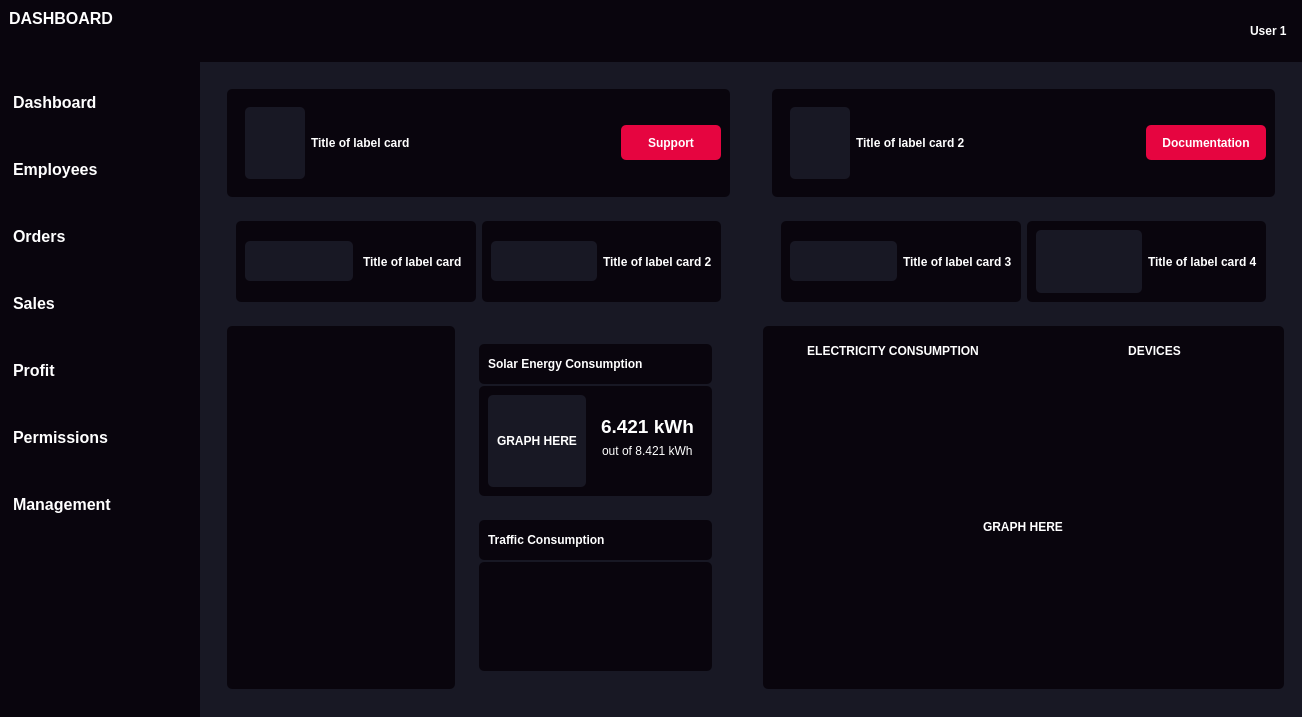
Qt form dashboard.ui (amgartendev/InsightFlow-Manager) before a commit.
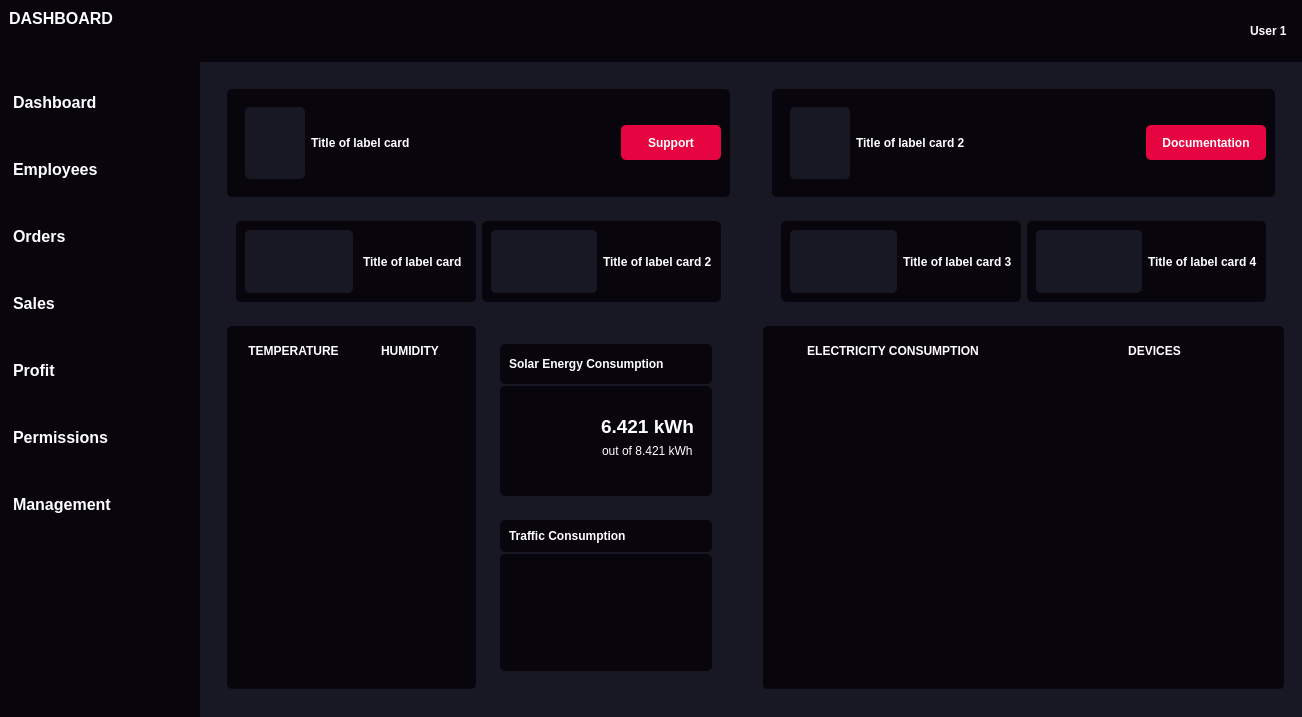
The same form after that commit. Icons and pictures are not drawn.

Commit message: plot graphs

The edit to the form file:
```diff
--- a/dashboard.ui
+++ b/dashboard.ui
@@ -653,6 +653,12 @@
          <layout class="QHBoxLayout" name="horizontalLayout_3">
           <item>
            <widget class="QFrame" name="information_group_1">
+            <property name="sizePolicy">
+             <sizepolicy hsizetype="Expanding" vsizetype="Preferred">
+              <horstretch>0</horstretch>
+              <verstretch>0</verstretch>
+             </sizepolicy>
+            </property>
             <property name="styleSheet">
              <string notr="true">/*background-color: white;*/</string>
             </property>
@@ -845,7 +851,7 @@
                          <enum>QFrame::Raised</enum>
                         </property>
                         <layout class="QHBoxLayout" name="horizontalLayout_19">
-                         <item alignment="Qt::AlignVCenter">
+                         <item>
                           <widget class="QLabel" name="icon_secondary_card_left_1">
                            <property name="minimumSize">
                             <size>
@@ -928,7 +934,7 @@
                          <enum>QFrame::Raised</enum>
                         </property>
                         <layout class="QHBoxLayout" name="horizontalLayout_20">
-                         <item alignment="Qt::AlignVCenter">
+                         <item>
                           <widget class="QLabel" name="icon_secondary_card_right_1">
                            <property name="minimumSize">
                             <size>
@@ -1012,6 +1018,18 @@
                 </property>
                 <item>
                  <widget class="QFrame" name="main_graph_frame_1">
+                  <property name="sizePolicy">
+                   <sizepolicy hsizetype="Preferred" vsizetype="Preferred">
+                    <horstretch>0</horstretch>
+                    <verstretch>0</verstretch>
+                   </sizepolicy>
+                  </property>
+                  <property name="minimumSize">
+                   <size>
+                    <width>230</width>
+                    <height>0</height>
+                   </size>
+                  </property>
                   <property name="styleSheet">
                    <string notr="true">background-color: rgb(9, 5, 13);
 border-radius: 5px;</string>
@@ -1029,6 +1047,81 @@
                    <property name="bottomMargin">
                     <number>9</number>
                    </property>
+                   <item alignment="Qt::AlignTop">
+                    <widget class="QFrame" name="tab_container_1">
+                     <property name="frameShape">
+                      <enum>QFrame::StyledPanel</enum>
+                     </property>
+                     <property name="frameShadow">
+                      <enum>QFrame::Raised</enum>
+                     </property>
+                     <layout class="QHBoxLayout" name="horizontalLayout_23">
+                      <property name="leftMargin">
+                       <number>2</number>
+                      </property>
+                      <property name="rightMargin">
+                       <number>2</number>
+                      </property>
+                      <item>
+                       <widget class="QPushButton" name="button_temperature">
+                        <property name="font">
+                         <font>
+                          <bold>true</bold>
+                         </font>
+                        </property>
+                        <property name="text">
+                         <string>TEMPERATURE</string>
+                        </property>
+                       </widget>
+                      </item>
+                      <item>
+                       <widget class="QPushButton" name="button_humidity">
+                        <property name="font">
+                         <font>
+                          <bold>true</bold>
+                         </font>
+                        </property>
+                        <property name="text">
+                         <string>HUMIDITY</string>
+                        </property>
+                       </widget>
+                      </item>
+                     </layout>
+                    </widget>
+                   </item>
+                   <item>
+                    <widget class="QFrame" name="alternative_graph_frame_1">
+                     <property name="sizePolicy">
+                      <sizepolicy hsizetype="Minimum" vsizetype="Expanding">
+                       <horstretch>0</horstretch>
+                       <verstretch>0</verstretch>
+                      </sizepolicy>
+                     </property>
+                     <property name="frameShape">
+                      <enum>QFrame::StyledPanel</enum>
+                     </property>
+                     <property name="frameShadow">
+                      <enum>QFrame::Raised</enum>
+                     </property>
+                     <layout class="QVBoxLayout" name="verticalLayout_6">
+                      <property name="spacing">
+                       <number>0</number>
+                      </property>
+                      <property name="leftMargin">
+                       <number>6</number>
+                      </property>
+                      <property name="topMargin">
+                       <number>0</number>
+                      </property>
+                      <property name="rightMargin">
+                       <number>6</number>
+                      </property>
+                      <property name="bottomMargin">
+                       <number>6</number>
+                      </property>
+                     </layout>
+                    </widget>
+                   </item>
                   </layout>
                  </widget>
                 </item>
@@ -1046,6 +1139,12 @@
                   <layout class="QVBoxLayout" name="verticalLayout_11">
                    <item>
                     <widget class="QFrame" name="solar_energy_consumption_content">
+                     <property name="sizePolicy">
+                      <sizepolicy hsizetype="Preferred" vsizetype="Expanding">
+                       <horstretch>0</horstretch>
+                       <verstretch>0</verstretch>
+                      </sizepolicy>
+                     </property>
                      <property name="styleSheet">
                       <string notr="true"/>
                      </property>
@@ -1109,7 +1208,7 @@
                          <item>
                           <widget class="QFrame" name="solar_energy_consumption_graph_frame">
                            <property name="styleSheet">
-                            <string notr="true">background-color: rgb(24, 24, 36);</string>
+                            <string notr="true"/>
                            </property>
                            <property name="frameShape">
                             <enum>QFrame::StyledPanel</enum>
@@ -1117,20 +1216,7 @@
                            <property name="frameShadow">
                             <enum>QFrame::Raised</enum>
                            </property>
-                           <layout class="QVBoxLayout" name="verticalLayout_22">
-                            <item alignment="Qt::AlignHCenter">
-                             <widget class="QLabel" name="label_solar_energy_consumption_graph">
-                              <property name="font">
-                               <font>
-                                <bold>true</bold>
-                               </font>
-                              </property>
-                              <property name="text">
-                               <string>GRAPH HERE</string>
-                              </property>
-                             </widget>
-                            </item>
-                           </layout>
+                           <layout class="QVBoxLayout" name="verticalLayout_22"/>
                           </widget>
                          </item>
                          <item>
@@ -1231,6 +1317,12 @@
                       </item>
                       <item>
                        <widget class="QFrame" name="traffic_graph_content">
+                        <property name="sizePolicy">
+                         <sizepolicy hsizetype="Preferred" vsizetype="Expanding">
+                          <horstretch>0</horstretch>
+                          <verstretch>0</verstretch>
+                         </sizepolicy>
+                        </property>
                         <property name="styleSheet">
                          <string notr="true">background-color: rgb(9, 5, 13);
 border-radius: 5px;</string>
@@ -1241,6 +1333,23 @@
                         <property name="frameShadow">
                          <enum>QFrame::Raised</enum>
                         </property>
+                        <layout class="QVBoxLayout" name="verticalLayout_5">
+                         <property name="spacing">
+                          <number>0</number>
+                         </property>
+                         <property name="leftMargin">
+                          <number>6</number>
+                         </property>
+                         <property name="topMargin">
+                          <number>0</number>
+                         </property>
+                         <property name="rightMargin">
+                          <number>6</number>
+                         </property>
+                         <property name="bottomMargin">
+                          <number>6</number>
+                         </property>
+                        </layout>
                        </widget>
                       </item>
                      </layout>
@@ -1257,6 +1366,12 @@
           </item>
           <item>
            <widget class="QFrame" name="information_group_2">
+            <property name="sizePolicy">
+             <sizepolicy hsizetype="Expanding" vsizetype="Preferred">
+              <horstretch>0</horstretch>
+              <verstretch>0</verstretch>
+             </sizepolicy>
+            </property>
             <property name="minimumSize">
              <size>
               <width>0</width>
@@ -1458,7 +1573,7 @@
                          <property name="bottomMargin">
                           <number>9</number>
                          </property>
-                         <item alignment="Qt::AlignVCenter">
+                         <item>
                           <widget class="QLabel" name="icon_secondary_card_left_2">
                            <property name="minimumSize">
                             <size>
@@ -1599,6 +1714,9 @@
                 <property name="rightMargin">
                  <number>0</number>
                 </property>
+                <property name="bottomMargin">
+                 <number>0</number>
+                </property>
                 <item alignment="Qt::AlignTop">
                  <widget class="QFrame" name="tab_container">
                   <property name="styleSheet">
@@ -1647,16 +1765,19 @@
                   </layout>
                  </widget>
                 </item>
-                <item alignment="Qt::AlignHCenter|Qt::AlignTop">
-                 <widget class="QFrame" name="label_alternative_graph_frame">
+                <item>
+                 <widget class="QFrame" name="alternative_graph_frame_2">
                   <property name="sizePolicy">
-                   <sizepolicy hsizetype="Preferred" vsizetype="Expanding">
+                   <sizepolicy hsizetype="Minimum" vsizetype="Expanding">
                     <horstretch>0</horstretch>
                     <verstretch>0</verstretch>
                    </sizepolicy>
                   </property>
-                  <property name="styleSheet">
-                   <string notr="true"/>
+                  <property name="maximumSize">
+                   <size>
+                    <width>16777215</width>
+                    <height>16777215</height>
+                   </size>
                   </property>
                   <property name="frameShape">
                    <enum>QFrame::StyledPanel</enum>
@@ -1664,19 +1785,22 @@
                   <property name="frameShadow">
                    <enum>QFrame::Raised</enum>
                   </property>
-                  <layout class="QVBoxLayout" name="verticalLayout_26">
-                   <item>
-                    <widget class="QLabel" name="label_alternative_graph">
-                     <property name="font">
-                      <font>
-                       <bold>true</bold>
-                      </font>
-                     </property>
-                     <property name="text">
-                      <string>GRAPH HERE</string>
-                     </property>
-                    </widget>
-                   </item>
+                  <layout class="QVBoxLayout" name="verticalLayout_4" stretch="">
+                   <property name="spacing">
+                    <number>0</number>
+                   </property>
+                   <property name="leftMargin">
+                    <number>6</number>
+                   </property>
+                   <property name="topMargin">
+                    <number>0</number>
+                   </property>
+                   <property name="rightMargin">
+                    <number>6</number>
+                   </property>
+                   <property name="bottomMargin">
+                    <number>6</number>
+                   </property>
                   </layout>
                  </widget>
                 </item>
```
Left out of the diff: 8 changed lines with no effect on the pictures. The commit also changes 3 other files.
